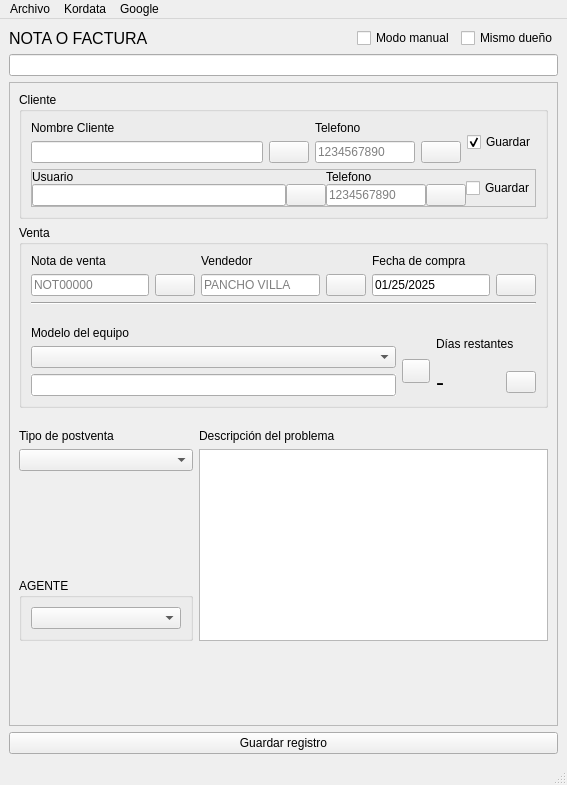
Old version of the form ui/aftersalesui.ui in the repository gabod22/Pixel-after-sell-reporter.
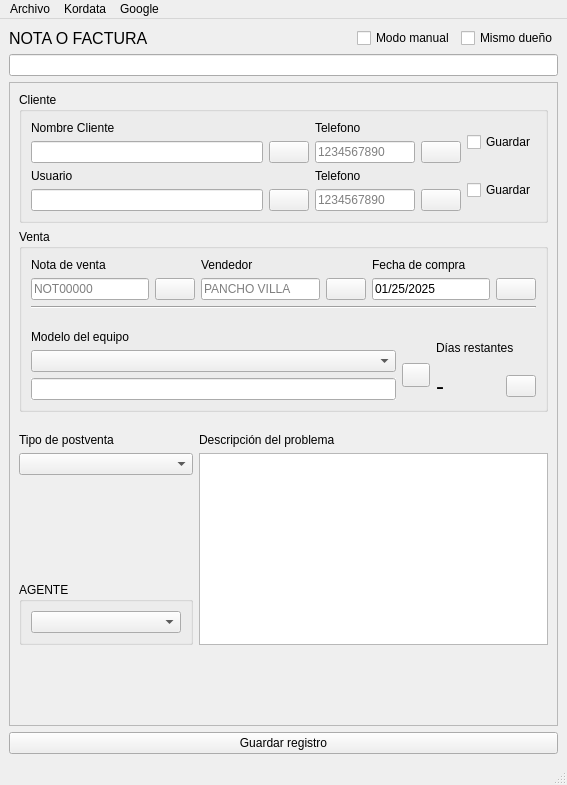
New version of the form. Icons and pictures are not drawn.

Commit message: Add ui to google contacts login

```diff
--- a/ui/aftersalesui.ui
+++ b/ui/aftersalesui.ui
@@ -98,7 +98,7 @@
           <property name="flat">
            <bool>false</bool>
           </property>
-          <layout class="QVBoxLayout" name="verticalLayout_19">
+          <layout class="QVBoxLayout" name="verticalLayout_17">
            <item>
             <layout class="QHBoxLayout" name="horizontalLayout_12" stretch="2,0,0">
              <item>
@@ -176,40 +176,22 @@
              </item>
              <item>
               <widget class="QCheckBox" name="CheckRegisterClient">
-               <property name="text">
-                <string>Guardar</string>
-               </property>
-               <property name="checked">
+               <property name="enabled">
                 <bool>true</bool>
                </property>
+               <property name="text">
+                <string>Guardar</string>
+               </property>
+               <property name="checkable">
+                <bool>false</bool>
+               </property>
+               <property name="checked">
+                <bool>false</bool>
+               </property>
               </widget>
              </item>
             </layout>
            </item>
-           <item>
-            <widget class="QFrame" name="userInfoFrame">
-             <property name="frameShape">
-              <enum>QFrame::Shape::StyledPanel</enum>
-             </property>
-             <property name="frameShadow">
-              <enum>QFrame::Shadow::Raised</enum>
-             </property>
-             <layout class="QVBoxLayout" name="verticalLayout_17">
-              <property name="spacing">
-               <number>0</number>
-              </property>
-              <property name="leftMargin">
-               <number>0</number>
-              </property>
-              <property name="topMargin">
-               <number>0</number>
-              </property>
-              <property name="rightMargin">
-               <number>0</number>
-              </property>
-              <property name="bottomMargin">
-               <number>0</number>
-              </property>
               <item>
                <layout class="QHBoxLayout" name="horizontalLayout_3" stretch="2,0,0">
                 <item>
@@ -296,9 +278,6 @@
                  </widget>
                 </item>
                </layout>
-              </item>
-             </layout>
-            </widget>
            </item>
           </layout>
          </widget>
```
Lines whose indentation alone changed are shown as unchanged. The commit also changes 7 other files.
